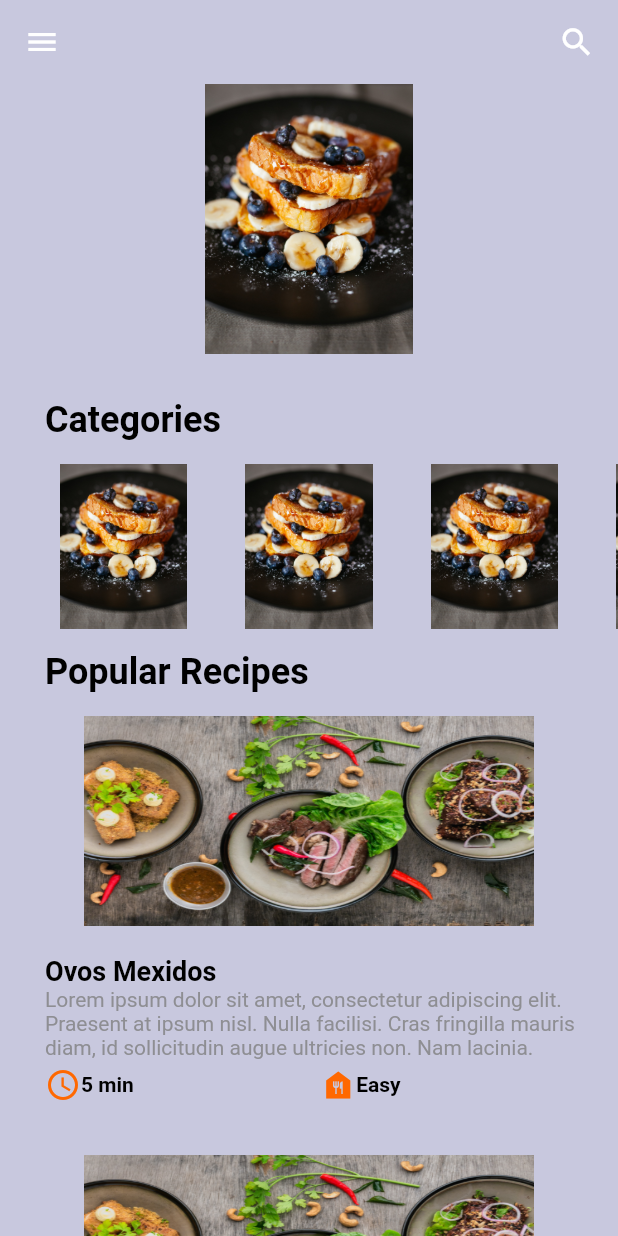
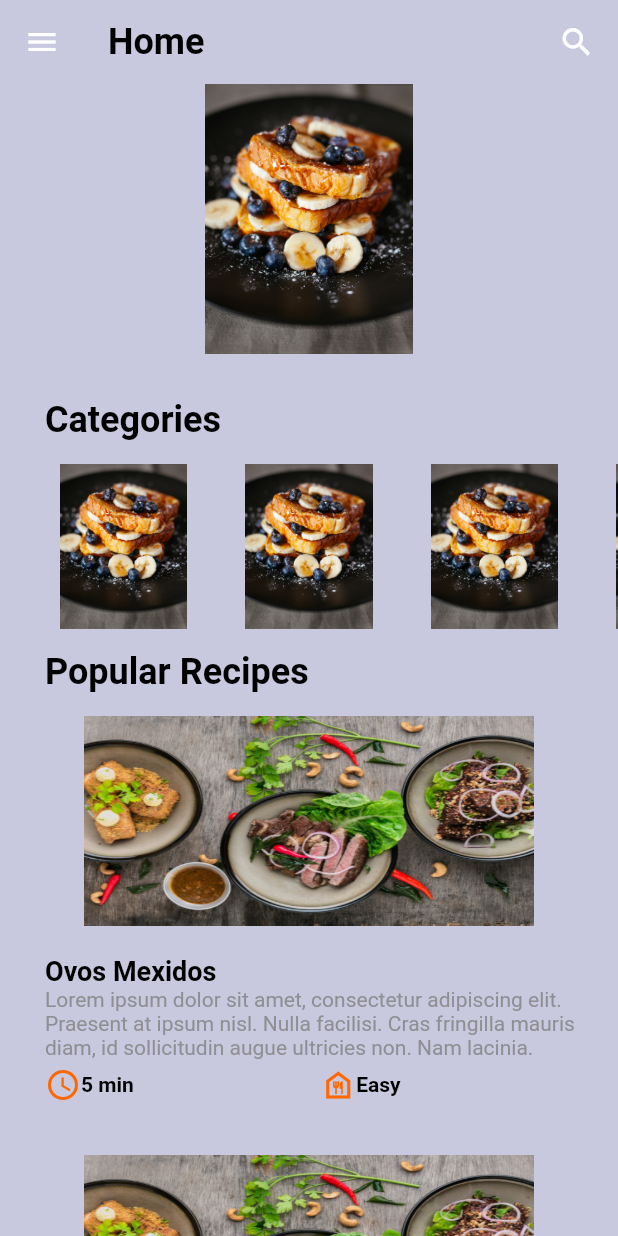
Before and after one commit to joselopes04/Recipes-4-All-APP, a Flutter app: the screen it shows after launch, on a phone screen of 412 x 824 dp. Run offline on Flutter 3.47's test engine with Material 2 defaults, Android fonts, the phone set to English and light mode, and no system bars; our stand-ins replace flutter_swiper.

Commit message:
Added views Added a category view, recipe view

```diff
--- a/lib/main.dart
+++ b/lib/main.dart
@@ -15,8 +15,8 @@ class MyApp extends StatelessWidget {
       debugShowCheckedModeBanner: false ,
       routes:<String,WidgetBuilder> {
         '/' : (BuildContext context) => HomePage(),
-        '/category' : (BuildContext context) => CategoryPage(),
-        '/recipe' : (BuildContext context) => RecipePage(),
+        'category' : (BuildContext context) => CategoryPage(),
+        'recipe' : (BuildContext context) => RecipePage(),
       },
     );
   }
--- a/lib/src/pages/homePage.dart
+++ b/lib/src/pages/homePage.dart
@@ -1,4 +1,4 @@
-import 'package:Recipes_app/src/widgets/popularRecipes.dart';
+import 'package:Recipes_app/src/widgets/minimizedRecipe.dart';
 import 'package:Recipes_app/src/widgets/titles.dart';
 import 'package:Recipes_app/src/styles/styles.dart';
 import 'package:Recipes_app/src/widgets/appBar.dart';
@@ -17,7 +17,7 @@ class HomePage extends StatelessWidget {
         backgroundColor: colorBG,
         body:CustomScrollView(
           slivers: <Widget>[
-            appBar(context),
+            appBar(context, 'Home'),
             SliverList(
                 delegate: SliverChildListDelegate(
                     [
@@ -27,12 +27,12 @@ class HomePage extends StatelessWidget {
                           titles('Categories'),
                           swiperCategory(),
                           titles('Popular Recipes'),
-                          popularRecipes(),
-                          popularRecipes(),
-                          popularRecipes(),
-                          popularRecipes(),
-                          popularRecipes(),
-                          popularRecipes()
+                          minimizedRecipe(context),
+                          minimizedRecipe(context),
+                          minimizedRecipe(context),
+                          minimizedRecipe(context),
+                          minimizedRecipe(context),
+                          minimizedRecipe(context)
                         ],
                       )
                     ]
--- a/lib/src/styles/styles.dart
+++ b/lib/src/styles/styles.dart
@@ -5,6 +5,7 @@ final colorBG = Color.fromRGBO(200, 200, 222, 1.0);
 final colorTitle = Color.fromRGBO(0, 0, 0, 1.0);
 final colorRecipeDescription = Color.fromRGBO(128, 128, 128, 0.8);
 final colorIcons = Color.fromRGBO(255, 104, 0, 1.0);
+final colorIconsAppBar = Color.fromRGBO(255, 255, 255, 1.0);
 
 //Texts
 final titlesStyle = TextStyle(
@@ -13,7 +14,7 @@ final titlesStyle = TextStyle(
   fontSize: 24.0
 );
 
-final titleRecipeStyle = TextStyle(
+final titleMinimizedRecipeStyle = TextStyle(
     fontWeight: FontWeight.bold,
     color: colorTitle,
     fontSize: 18.0
--- a/lib/src/widgets/appBar.dart
+++ b/lib/src/widgets/appBar.dart
@@ -1,10 +1,13 @@
 import 'package:flutter/material.dart';
 import '../styles/styles.dart';
 
-Widget appBar(BuildContext context){
+Widget appBar(BuildContext context, String title){
   return SliverAppBar(
     backgroundColor: colorBG,
     floating: false,
+    pinned: true,
+    elevation: 0.0,
+    title: Text(title, style: titlesStyle),
     actions: <Widget>[
       Container(
         padding:const EdgeInsets.all(15.0),
--- a/lib/src/widgets/popularRecipes.dart
+++ b/lib/src/widgets/minimizedRecipe.dart
@@ -1,8 +1,7 @@
 import 'package:flutter/material.dart';
-
 import '../styles/styles.dart';
 
-Widget popularRecipes(){
+Widget minimizedRecipe(BuildContext context){
   return Column(
     children: <Widget> [
       SizedBox(
@@ -10,7 +9,7 @@ Widget popularRecipes(){
       ),
       GestureDetector(
         onTap: (){
-          print('Receita');
+          Navigator.pushNamed(context, 'recipe');
         },
         child: const Image(
           image: AssetImage('assets/images/food2.jpg'),
@@ -19,13 +18,13 @@ Widget popularRecipes(){
           height: 140.0,
         ),
       ),
-      textPopularRecipe()
+      textMinimizedRecipe(titleMinimizedRecipeStyle)
     ],
   );
 }
 
 
-Widget textPopularRecipe(){
+Widget textMinimizedRecipe(TextStyle style){
   return Column(
     children: <Widget>[
       SizedBox(
@@ -38,8 +37,7 @@ Widget textPopularRecipe(){
           crossAxisAlignment: CrossAxisAlignment.start,
           children: <Widget>[
             Text(
-              'Ovos Mexidos',
-              style: titleRecipeStyle,
+              'Ovos Mexidos', style: style,
             ),
             Text('Lorem ipsum dolor sit amet, consectetur adipiscing elit. Praesent at ipsum nisl. Nulla facilisi. Cras fringilla mauris diam, id sollicitudin augue ultricies non. Nam lacinia.',
               textAlign: TextAlign.left,
@@ -67,7 +65,7 @@ Widget textPopularRecipe(){
                       flex: 1,
                       child: Row(
                           children: <Widget> [
-                            Icon(Icons.food_bank, color: colorIcons),
+                            Icon(Icons.food_bank_outlined, color: colorIcons),
                             Container(
                               child: Text('Easy',
                                 style: iconTextStyle ,
--- a/lib/src/widgets/swiperCategories.dart
+++ b/lib/src/widgets/swiperCategories.dart
@@ -17,11 +17,11 @@ class swiperCategory extends StatelessWidget {
           return PageView(
             controller: controller,
             children: <Widget> [
-              _cardCategory(),
-              _cardCategory(),
-              _cardCategory(),
-              _cardCategory(),
-              _cardCategory(),
+              _cardCategory(context),
+              _cardCategory(context),
+              _cardCategory(context),
+              _cardCategory(context),
+              _cardCategory(context),
             ],
           );
         },
@@ -30,10 +30,10 @@ class swiperCategory extends StatelessWidget {
       ),
     );
   }
-  Widget _cardCategory(){
+  Widget _cardCategory(BuildContext context){
     return GestureDetector(
       onTap: (){
-        print('object');
+        Navigator.pushNamed(context, 'category');
       },
       child: Container(
         child: Image(
--- a/pubspec.yaml
+++ b/pubspec.yaml
@@ -62,6 +62,7 @@ flutter:
   assets:
     - assets/images/carouselFood1.jpg
     - assets/images/food2.jpg
+    - assets/images/eggs.jpg
 
       # An image asset can refer to one or more resolution-specific "variants", see
       # https://flutter.dev/assets-and-images/#resolution-aware
```
Also changed, not shown: lib/src/pages/categoryPage.dart (+24 -2 lines), lib/src/pages/recipePage.dart (+33 -2 lines), lib/src/widgets/appBarRecipe.dart (added, +23 -0 lines), lib/src/widgets/swiperIngredients.dart (added, +41 -0 lines), assets/images/eggs.jpg (added).
